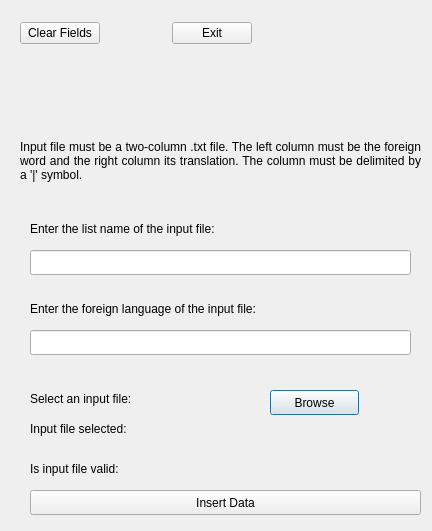
This is src/gui/insert_from_file_window.ui in tombranfield/spaced_repeating_vocabulary as Qt 5 draws it before an edit. The edited form follows.
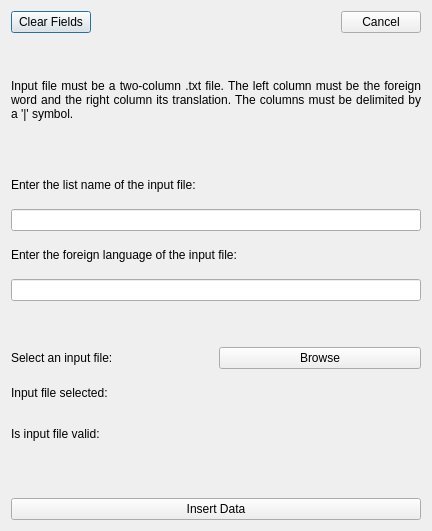
This is the edited form.

```diff
--- a/src/gui/insert_from_file_window.ui
+++ b/src/gui/insert_from_file_window.ui
@@ -13,17 +13,58 @@
   <property name="windowTitle">
    <string>Dialog</string>
   </property>
+  <layout class="QVBoxLayout" name="verticalLayout">
+   <item>
+    <layout class="QHBoxLayout" name="horizontalLayout">
+     <item>
+      <widget class="QPushButton" name="clear_fields_button">
+       <property name="text">
+        <string>Clear Fields</string>
+       </property>
+      </widget>
+     </item>
+     <item>
+      <spacer name="horizontalSpacer">
+       <property name="orientation">
+        <enum>Qt::Horizontal</enum>
+       </property>
+       <property name="sizeHint" stdset="0">
+        <size>
+         <width>40</width>
+         <height>20</height>
+        </size>
+       </property>
+      </spacer>
+     </item>
+     <item>
+      <widget class="QPushButton" name="cancel_button">
+       <property name="text">
+        <string>Cancel</string>
+       </property>
+      </widget>
+     </item>
+    </layout>
+   </item>
+   <item>
+    <spacer name="verticalSpacer">
+     <property name="orientation">
+      <enum>Qt::Vertical</enum>
+     </property>
+     <property name="sizeType">
+      <enum>QSizePolicy::Preferred</enum>
+     </property>
+     <property name="sizeHint" stdset="0">
+      <size>
+       <width>20</width>
+       <height>40</height>
+      </size>
+     </property>
+    </spacer>
+   </item>
+   <item>
   <widget class="QLabel" name="label">
-   <property name="geometry">
-    <rect>
-     <x>20</x>
-     <y>80</y>
-     <width>401</width>
-     <height>161</height>
-    </rect>
-   </property>
    <property name="text">
-    <string>Input file must be a two-column .txt file. The left column must be the foreign word and the right column its translation. The column must be delimited by a '|' symbol.</string>
+      <string>Input file must be a two-column .txt file. The left column must be the foreign word and the right column its translation. The columns must be delimited by a '|' symbol.</string>
    </property>
    <property name="alignment">
     <set>Qt::AlignJustify|Qt::AlignVCenter</set>
@@ -32,159 +73,119 @@
     <bool>true</bool>
    </property>
   </widget>
+   </item>
+   <item>
+    <spacer name="verticalSpacer_2">
+     <property name="orientation">
+      <enum>Qt::Vertical</enum>
+     </property>
+     <property name="sizeType">
+      <enum>QSizePolicy::Preferred</enum>
+     </property>
+     <property name="sizeHint" stdset="0">
+      <size>
+       <width>20</width>
+       <height>40</height>
+      </size>
+     </property>
+    </spacer>
+   </item>
+   <item>
   <widget class="QLabel" name="label_2">
-   <property name="geometry">
-    <rect>
-     <x>30</x>
-     <y>220</y>
-     <width>281</width>
-     <height>17</height>
-    </rect>
-   </property>
    <property name="text">
     <string>Enter the list name of the input file:</string>
    </property>
   </widget>
+   </item>
+   <item>
   <widget class="QLineEdit" name="name_entry">
-   <property name="geometry">
-    <rect>
-     <x>30</x>
-     <y>250</y>
-     <width>381</width>
-     <height>25</height>
-    </rect>
-   </property>
    <property name="alignment">
     <set>Qt::AlignCenter</set>
    </property>
   </widget>
+   </item>
+   <item>
   <widget class="QLabel" name="label_3">
-   <property name="geometry">
-    <rect>
-     <x>30</x>
-     <y>300</y>
-     <width>321</width>
-     <height>17</height>
-    </rect>
-   </property>
    <property name="text">
     <string>Enter the foreign language of the input file:</string>
    </property>
   </widget>
-  <widget class="QLineEdit" name="language_entry">
-   <property name="geometry">
-    <rect>
-     <x>30</x>
-     <y>330</y>
-     <width>381</width>
-     <height>25</height>
-    </rect>
-   </property>
-  </widget>
+   </item>
+   <item>
+    <widget class="QLineEdit" name="language_entry"/>
+   </item>
+   <item>
+    <spacer name="verticalSpacer_3">
+     <property name="orientation">
+      <enum>Qt::Vertical</enum>
+     </property>
+     <property name="sizeType">
+      <enum>QSizePolicy::Preferred</enum>
+     </property>
+     <property name="sizeHint" stdset="0">
+      <size>
+       <width>20</width>
+       <height>40</height>
+      </size>
+     </property>
+    </spacer>
+   </item>
+   <item>
+    <layout class="QHBoxLayout" name="horizontalLayout_2">
+     <item>
   <widget class="QLabel" name="label_4">
-   <property name="geometry">
-    <rect>
-     <x>30</x>
-     <y>390</y>
-     <width>151</width>
-     <height>17</height>
-    </rect>
-   </property>
    <property name="text">
     <string>Select an input file:</string>
    </property>
   </widget>
+     </item>
+     <item>
+      <widget class="QPushButton" name="browse_button">
+       <property name="text">
+        <string>Browse</string>
+       </property>
+      </widget>
+     </item>
+    </layout>
+   </item>
+   <item>
   <widget class="QLabel" name="label_5">
-   <property name="geometry">
-    <rect>
-     <x>30</x>
-     <y>420</y>
-     <width>151</width>
-     <height>17</height>
-    </rect>
-   </property>
    <property name="text">
     <string>Input file selected:</string>
    </property>
   </widget>
+   </item>
+   <item>
   <widget class="QLabel" name="label_6">
-   <property name="geometry">
-    <rect>
-     <x>30</x>
-     <y>460</y>
-     <width>151</width>
-     <height>17</height>
-    </rect>
-   </property>
    <property name="text">
     <string>Is input file valid:</string>
    </property>
   </widget>
-  <widget class="QPushButton" name="browse_button">
-   <property name="geometry">
-    <rect>
-     <x>270</x>
-     <y>390</y>
-     <width>89</width>
-     <height>25</height>
-    </rect>
-   </property>
-   <property name="text">
-    <string>Browse</string>
-   </property>
-  </widget>
+   </item>
+   <item>
+    <spacer name="verticalSpacer_4">
+     <property name="orientation">
+      <enum>Qt::Vertical</enum>
+     </property>
+     <property name="sizeType">
+      <enum>QSizePolicy::Preferred</enum>
+     </property>
+     <property name="sizeHint" stdset="0">
+      <size>
+       <width>20</width>
+       <height>40</height>
+      </size>
+     </property>
+    </spacer>
+   </item>
+   <item>
   <widget class="QPushButton" name="insert_button">
-   <property name="geometry">
-    <rect>
-     <x>30</x>
-     <y>490</y>
-     <width>391</width>
-     <height>25</height>
-    </rect>
-   </property>
    <property name="text">
     <string>Insert Data</string>
    </property>
   </widget>
-  <widget class="QWidget" name="">
-   <property name="geometry">
-    <rect>
-     <x>20</x>
-     <y>20</y>
-     <width>232</width>
-     <height>27</height>
-    </rect>
-   </property>
-   <layout class="QHBoxLayout" name="horizontalLayout">
-    <item>
-     <widget class="QPushButton" name="clear_fields_button">
-      <property name="text">
-       <string>Clear Fields</string>
-      </property>
-     </widget>
-    </item>
-    <item>
-     <spacer name="horizontalSpacer">
-      <property name="orientation">
-       <enum>Qt::Horizontal</enum>
-      </property>
-      <property name="sizeHint" stdset="0">
-       <size>
-        <width>40</width>
-        <height>20</height>
-       </size>
-      </property>
-     </spacer>
-    </item>
-    <item>
-     <widget class="QPushButton" name="exit_button">
-      <property name="text">
-       <string>Exit</string>
-      </property>
-     </widget>
-    </item>
-   </layout>
-  </widget>
+   </item>
+  </layout>
  </widget>
  <resources/>
  <connections/>
```
Left out of the diff: 2 changed lines with no effect on the pictures. Lines whose indentation alone changed are shown as unchanged.
